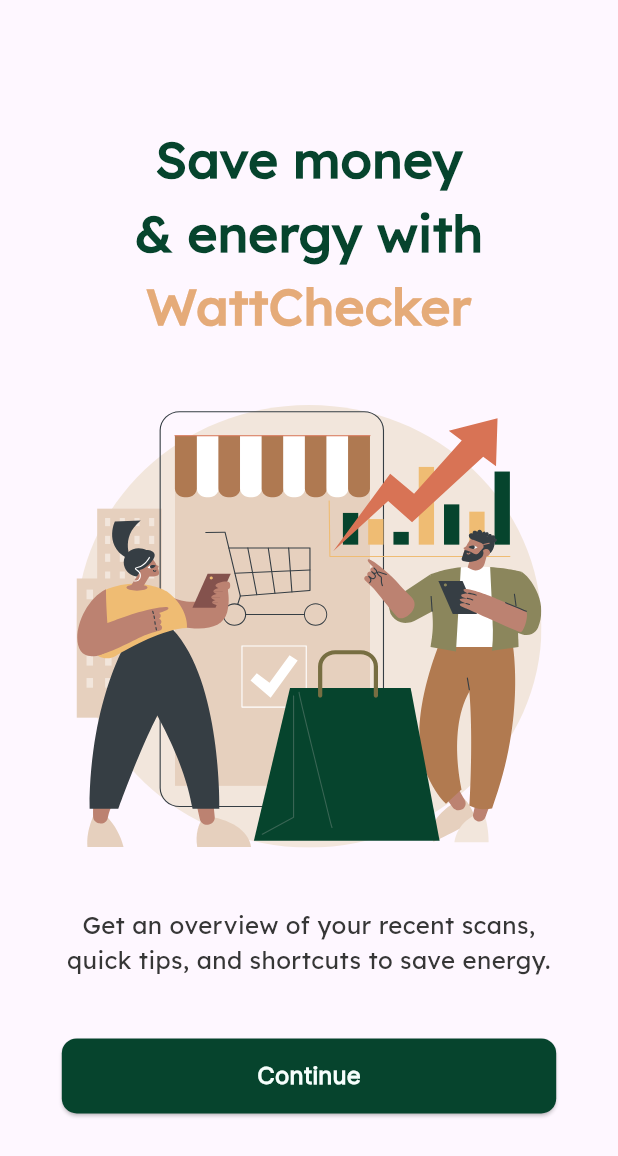
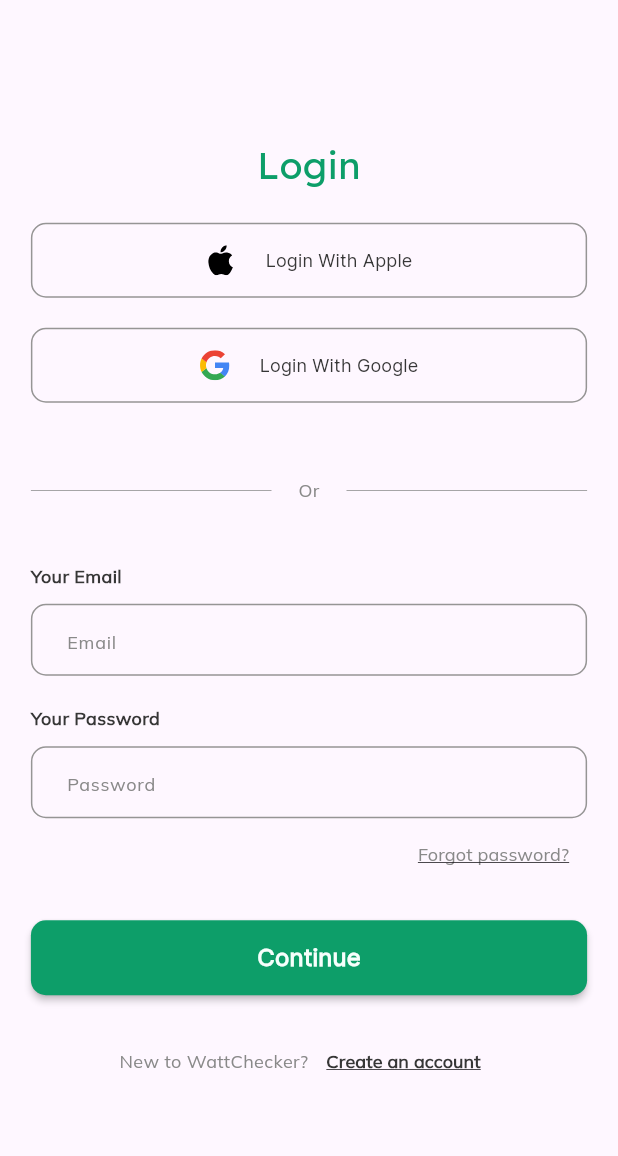
Before and after one commit to hasthiya99/wattchecker-flutter, a Flutter app: the screen it shows after launch, on a phone screen of 412 x 824 dp. Shown: the top 1156 px of the screen. Run offline on Flutter 3.47's test engine with Material 3 defaults, Android fonts, the phone set to English and light mode, and no system bars; our stand-ins replace camera, fl_chart, flutter_dash, flutter_svg, video_player; missing offline and left inert: qr_code_scanner.

Commit message:
login done

```diff
--- a/lib/constants/colors.dart
+++ b/lib/constants/colors.dart
@@ -1,14 +1,14 @@
 import 'package:flutter/material.dart';
 
-const Color appGreen = Color(0xff06442D);
+const Color appGreen = Color(0xff0D9E69);
 const Color appCream = Color(0xffE5AB79);
 const Color appWhite = Color(0xfff6FFFC);
 const Color appBlack = Color(0xff1B1B1B);
+const Color appGrey = Color(0xff969595);
 
 const Color textBlack = Color(0xff363636);
 const Color textGrey = Color(0xff898989);
 
-const Color fabButtonColor = Color(0xff005243);
 const Color navButtonTrue = Color(0xff191919);
 const Color navButtonFalse = Color(0xff959595);
 const Color bottomNavBarColor = Color(0xffffffff);
--- a/lib/main.dart
+++ b/lib/main.dart
@@ -1,10 +1,12 @@
 import 'package:flutter/material.dart';
 import 'package:flutter/services.dart';
 import 'package:wattchecker/screens/landing_page.dart';
+import 'package:wattchecker/screens/login_screen.dart';
 import 'package:wattchecker/screens/quick_tips.dart';
 import 'package:wattchecker/screens/recent_scans.dart';
 import 'package:wattchecker/screens/scan_barcode.dart';
 import 'package:wattchecker/screens/scan_product.dart';
+import 'package:wattchecker/screens/splash_screen.dart';
 import 'package:wattchecker/screens/welcome_screen.dart';
 
 void main() {
@@ -23,8 +25,9 @@
     ]);
     return MaterialApp(
       debugShowCheckedModeBanner: false,
-      home: const WelcomeScreen(),
+      home: const LoginScreen(),
       routes: {
+        '/welcome' : (context) => const WelcomeScreen(),
         '/landing' : (context) =>  const LandingPage(),
         '/scanScreen' : (context) =>  const ScanProductScreen(),
         '/scanBarcode' : (context) =>  const ScanBarcode(),
@@ -35,7 +38,3 @@
     );
   }
 }
-
-class DeviceDetails {
-  const DeviceDetails();
-}
--- a/lib/screens/landing_page.dart
+++ b/lib/screens/landing_page.dart
@@ -34,7 +34,7 @@
 
         floatingActionButton: FloatingActionButton(
           shape: const CircleBorder(),
-          backgroundColor: fabButtonColor,
+          backgroundColor: appGreen,
           onPressed: (){
             Navigator.pushNamed(context, '/scanScreen');
           },
--- /dev/null
+++ b/lib/screens/login_screen.dart
@@ -0,0 +1,196 @@
+import 'package:flutter/material.dart';
+import 'package:flutter_svg/svg.dart';
+import 'package:wattchecker/constants/colors.dart';
+import 'package:wattchecker/constants/screensize.dart';
+import 'package:wattchecker/services/validations.dart';
+import 'package:wattchecker/widgets/buttons.dart';
+
+class LoginScreen extends StatefulWidget {
+  const LoginScreen({super.key});
+
+  @override
+  State<LoginScreen> createState() => _LoginScreenState();
+}
+
+class _LoginScreenState extends State<LoginScreen> {
+
+  final _formKey = GlobalKey<FormState>();
+  TextEditingController emailController = TextEditingController();
+  TextEditingController passwordController = TextEditingController();
+
+  @override
+  void dispose() {
+    emailController.dispose();
+    passwordController.dispose();
+    super.dispose();
+  }
+
+  @override
+  Widget build(BuildContext context) {
+    return GestureDetector(
+      onTap: () => FocusScope.of(context).unfocus(),
+      child: Scaffold(
+        body: SingleChildScrollView(
+          child: SizedBox(
+            height: ScreenSize().height(context),
+            child: Padding(
+              padding: EdgeInsets.symmetric(horizontal: ScreenSize().width(context) * 0.05),
+              child: Column(
+                mainAxisAlignment: MainAxisAlignment.center,
+                children: <Widget>[
+                  const Text('Login', style: TextStyle(fontFamily: 'Lexend', fontSize: 25, color: appGreen),),
+                  const SizedBox(height: 20),
+                  ButtonLong(
+                    onPressed: (){
+                      Navigator.pushNamed(context, '/welcome');
+                    },
+                    leading: SvgPicture.asset('assets/icons/apple.svg', width: 20,),
+                    text: 'Login With Apple',
+                    textSize: 12,
+                    textColor: textBlack,
+                    fontWeight: FontWeight.normal,
+                    backgroundColor: Colors.transparent,
+                    elevation: 0,
+                    borderColor: appGrey,
+                  ),
+                  const SizedBox(height: 20,),
+                  ButtonLong(
+                    onPressed: (){
+                      Navigator.pushNamed(context, '/welcome');
+                    },
+                    leading: SvgPicture.asset('assets/icons/google.svg', width: 20,),
+                    text: 'Login With Google',
+                    textSize: 12,
+                    textColor: textBlack,
+                    fontWeight: FontWeight.normal,
+                    backgroundColor: Colors.transparent,
+                    elevation: 0,
+                    borderColor: appGrey,
+                  ),
+                  const SizedBox(height: 50,),
+                  const Row(
+                    mainAxisAlignment: MainAxisAlignment.center,
+                    children: [
+                      Expanded(child: Divider(color: textGrey, thickness: 0.5, )),
+                      SizedBox(width: 50,child: Text('Or', textAlign: TextAlign.center, style: TextStyle(fontFamily: 'Mulish', fontSize: 12, color: textGrey),)),
+                      Expanded(child: Divider(color: textGrey, thickness: 0.5, )),
+                    ],
+                  ),
+                  const SizedBox(height: 40,),
+                  Form(
+                    key: _formKey,
+                    child: Column(
+                      crossAxisAlignment: CrossAxisAlignment.start,
+                      children: [
+                        const Padding(
+                          padding: EdgeInsets.only(bottom: 10.0),
+                          child: Text('Your Email', style: TextStyle(fontFamily: 'Mulish', fontSize: 12, color: textBlack, fontWeight: FontWeight.bold),),
+                        ),
+                        TextFormField(
+                          controller: emailController,
+                          validator: (value) => Validations().validateEmail(value),
+                          decoration: InputDecoration(
+                            hintText: 'Email',
+                            hintStyle: const TextStyle(fontFamily: 'Mulish', fontSize: 12, color: textGrey),
+                            enabledBorder: OutlineInputBorder(
+                              borderSide: const BorderSide(color: appGrey),
+                              borderRadius: BorderRadius.circular(10)
+                            ),
+                            focusedBorder: OutlineInputBorder(
+                              borderSide: const BorderSide(color: appGreen),
+                              borderRadius: BorderRadius.circular(10)
+                            ),
+                            contentPadding: const EdgeInsets.symmetric(horizontal: 20, vertical: 10),
+                            errorBorder: OutlineInputBorder(
+                              borderSide: const BorderSide(color: Colors.red),
+                              borderRadius: BorderRadius.circular(10),
+                            ),
+                            focusedErrorBorder: OutlineInputBorder(
+                              borderSide: const BorderSide(color: Colors.red),
+                              borderRadius: BorderRadius.circular(10),
+                            ),
+                            errorStyle: const TextStyle(height: 0), // Hide default error text
+                          ),
+                        ),
+                        const SizedBox(height: 10,),
+                        const Padding(
+                          padding: EdgeInsets.symmetric(vertical: 10.0),
+                          child: Text('Your Password', style: TextStyle(fontFamily: 'Mulish', fontSize: 12, color: textBlack, fontWeight: FontWeight.bold),),
+                        ),
+                        TextFormField(
+                          controller: passwordController,
+                          validator: (value) => Validations().validatePassword(value),
+                          decoration: InputDecoration(
+                            hintText: 'Password',
+                            hintStyle: const TextStyle(fontFamily: 'Mulish', fontSize: 12, color: textGrey),
+                            enabledBorder: OutlineInputBorder(
+                              borderSide: const BorderSide(color: appGrey),
+                              borderRadius: BorderRadius.circular(10)
+                            ),
+                            focusedBorder: OutlineInputBorder(
+                              borderSide: const BorderSide(color: appGreen),
+                              borderRadius: BorderRadius.circular(10)
+                            ),
+                            contentPadding: const EdgeInsets.symmetric(horizontal: 20, vertical: 10),
+                             errorBorder: OutlineInputBorder(
+                              borderSide: const BorderSide(color: Colors.red),
+                              borderRadius: BorderRadius.circular(10),
+                            ),
+                            focusedErrorBorder: OutlineInputBorder(
+                              borderSide: const BorderSide(color: Colors.red),
+                              borderRadius: BorderRadius.circular(10),
+                            ),
+                            errorStyle: const TextStyle(height: 0), // Hide default error text
+                          ),
+                        ),
+                        Align(
+                          alignment: Alignment.centerRight,
+                          child: TextButton(
+                            onPressed: (){
+
+                            },
+                            style: ButtonStyle(
+                              overlayColor: MaterialStateProperty.all(Colors.transparent
+                              )
+                            ),
+                            child: const Text('Forgot password?', style: TextStyle(fontFamily: 'Mulish', fontSize: 12, color: textGrey, decoration: TextDecoration.underline),),
+                          ),
+                        ),
+                        const SizedBox(height: 20,),
+                        ButtonLong(
+                          onPressed: (){
+                            if(_formKey.currentState!.validate()){
+                              Navigator.pushNamed(context, '/welcome');
+                            }
+                          },
+                          text: 'Continue'
+                        ),
+                        const SizedBox(height: 20,),
+                        Row(
+                          mainAxisAlignment: MainAxisAlignment.center,
+                          children: [
+                            const Text('New to WattChecker?', style: TextStyle(fontFamily: 'Mulish', fontSize: 12, color: textGrey),),
+                            TextButton(
+                              onPressed: (){
+
+                              },
+                              style: ButtonStyle(
+                                overlayColor: MaterialStateProperty.all(Colors.transparent
+                                )
+                              ),
+                              child: const Text('Create an account', style: TextStyle(fontFamily: 'Mulish', fontSize: 12, fontWeight: FontWeight.bold, color: textBlack, decoration: TextDecoration.underline),),
+                            ),
+                          ],
+                        )
+                      ],
+                    )
+                  )
+                ],
+              ),
+            ),
+          ),
+        )
+      ),
+    );
+  }
+}
--- a/lib/screens/scan_product.dart
+++ b/lib/screens/scan_product.dart
@@ -70,7 +70,7 @@
               Navigator.pushNamed(context, '/scanBarcode').then((value) => setState(() {}));
           },
           shape: const CircleBorder(),
-          backgroundColor: fabButtonColor,
+          backgroundColor: appGreen,
           child: selectMode? SvgPicture.asset('assets/icons/compare.svg', colorFilter: const ColorFilter.mode(appWhite, BlendMode.srcIn)) : SvgPicture.asset('assets/icons/barcode_btn.svg'),
         ),
       ),
--- /dev/null
+++ b/lib/screens/splash_screen.dart
@@ -0,0 +1,17 @@
+import 'package:flutter/material.dart';
+
+class SplashScreen extends StatelessWidget {
+  const SplashScreen({super.key});
+
+  @override
+  Widget build(BuildContext context) {
+    return Scaffold(
+      body: Center(
+        child: GestureDetector(
+          onTap: () => Navigator.pushReplacementNamed(context, '/welcome'),
+          child: Image.asset('assets/images/logo.png')
+        )
+      )
+    );
+  }
+}
--- /dev/null
+++ b/lib/services/validations.dart
@@ -0,0 +1,21 @@
+class Validations{
+
+  String? validateEmail(String? value) {
+    const pattern = r"(?:[a-z0-9!#$%&'*+/=?^_`{|}~-]+(?:\.[a-z0-9!#$%&'"
+        r'*+/=?^_`{|}~-]+)*|"(?:[\x01-\x08\x0b\x0c\x0e-\x1f\x21\x23-\x5b\x5d-'
+        r'\x7f]|\\[\x01-\x09\x0b\x0c\x0e-\x7f])*")@(?:(?:[a-z0-9](?:[a-z0-9-]*'
+        r'[a-z0-9])?\.)+[a-z0-9](?:[a-z0-9-]*[a-z0-9])?|\[(?:(?:(2(5[0-5]|[0-4]'
+        r'[0-9])|1[0-9][0-9]|[1-9]?[0-9]))\.){3}(?:(2(5[0-5]|[0-4][0-9])|1[0-9]'
+        r'[0-9]|[1-9]?[0-9])|[a-z0-9-]*[a-z0-9]:(?:[\x01-\x08\x0b\x0c\x0e-\x1f\'
+        r'x21-\x5a\x53-\x7f]|\\[\x01-\x09\x0b\x0c\x0e-\x7f])+)\])';
+    final regex = RegExp(pattern);
+    return value!.isNotEmpty && !regex.hasMatch(value)
+        ? 'Enter a valid email address'
+        : value.isEmpty ? 'Email is required' : null;
+  }
+
+  String? validatePassword(String? value) {
+    return value!.isEmpty ? 'Password is required' : value.length<8? 'Password must be at least 8 characters long': null;
+  }
+
+}
--- a/lib/widgets/buttons.dart
+++ b/lib/widgets/buttons.dart
@@ -5,18 +5,63 @@
 class ButtonLong extends StatelessWidget {
   final VoidCallback onPressed;
   final String text;
-  const ButtonLong({super.key, required this.onPressed, required this.text});
+  final double? textSize;
+  final FontWeight? fontWeight;
+  final Color? textColor;
+  final Color? backgroundColor;
+  final Widget? leading;
+  final double? elevation;
+  final Color? borderColor;
+
+  const ButtonLong(
+    {
+      super.key,
+      required this.onPressed,
+      required this.text,
+      this.textSize,
+      this.fontWeight,
+      this.textColor,
+      this.backgroundColor,
+      this.leading,
+      this.elevation,
+      this.borderColor,
+    }
+  );
 
   @override
   Widget build(BuildContext context) {
     return ElevatedButton(
             onPressed: onPressed,
             style: ButtonStyle(
-              backgroundColor: MaterialStateProperty.all(appGreen),
-              shape: MaterialStateProperty.all(RoundedRectangleBorder(borderRadius: BorderRadius.circular(10))),
-              minimumSize: MaterialStateProperty.all(Size(ScreenSize().width(context)*0.8, 50))
+              backgroundColor: MaterialStateProperty.all(backgroundColor??appGreen),
+              shape: MaterialStateProperty.all(RoundedRectangleBorder(borderRadius: BorderRadius.circular(10)),),
+              minimumSize: MaterialStateProperty.all(Size(ScreenSize().width(context)*0.8, 50)),
+              overlayColor: MaterialStateProperty.all(appBlack.withOpacity(0.05)),
+              elevation: MaterialStateProperty.all(elevation ?? 2),
+              side: MaterialStateProperty.all(BorderSide(color: borderColor?? Colors.transparent)),
+
             ),
-            child: Text(text, style: const TextStyle(fontFamily: 'Inter', fontSize: 16, color: appWhite, fontWeight: FontWeight.bold),),
+            child: Row(
+              mainAxisAlignment: MainAxisAlignment.center,
+              crossAxisAlignment: CrossAxisAlignment.center,
+              children: [
+                if(leading != null) Row(
+                  children: [
+                    leading!,
+                    const SizedBox(width: 20),
+                  ],
+                ),
+                Text(
+                  text,
+                  style: TextStyle(
+                    fontFamily: 'Inter',
+                    fontSize: textSize ?? 16,
+                    color: textColor ?? appWhite,
+                    fontWeight: fontWeight ?? FontWeight.bold
+                  )
+                ),
+              ],
+            ),
           );
   }
 }
--- a/lib/widgets/device_details_bottomsheet.dart
+++ b/lib/widgets/device_details_bottomsheet.dart
@@ -73,7 +73,8 @@
                                   onPressed: (){
                                     //User should be able to add a new device to the database
                                   },
-                                  text: 'Add Product')
+                                  text: 'Add Product',
+                                )
                           ],
                         ),
                       )
@@ -128,7 +129,7 @@
                               }
                               Navigator.pop(context);
                             },
-                            text: 'Save Device'
+                            text: 'Save Device',
                           )
                         ],
                       ),
```
Also changed, not shown: assets/icons/apple.svg (added), assets/icons/google.svg (added), assets/images/logo.png (added).
